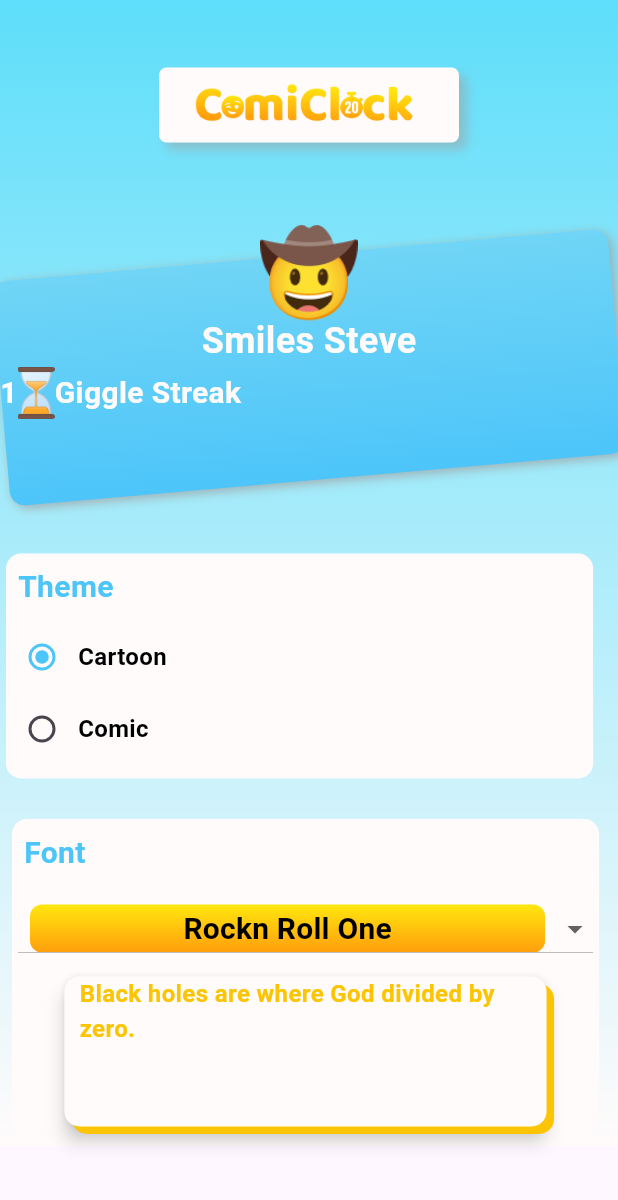
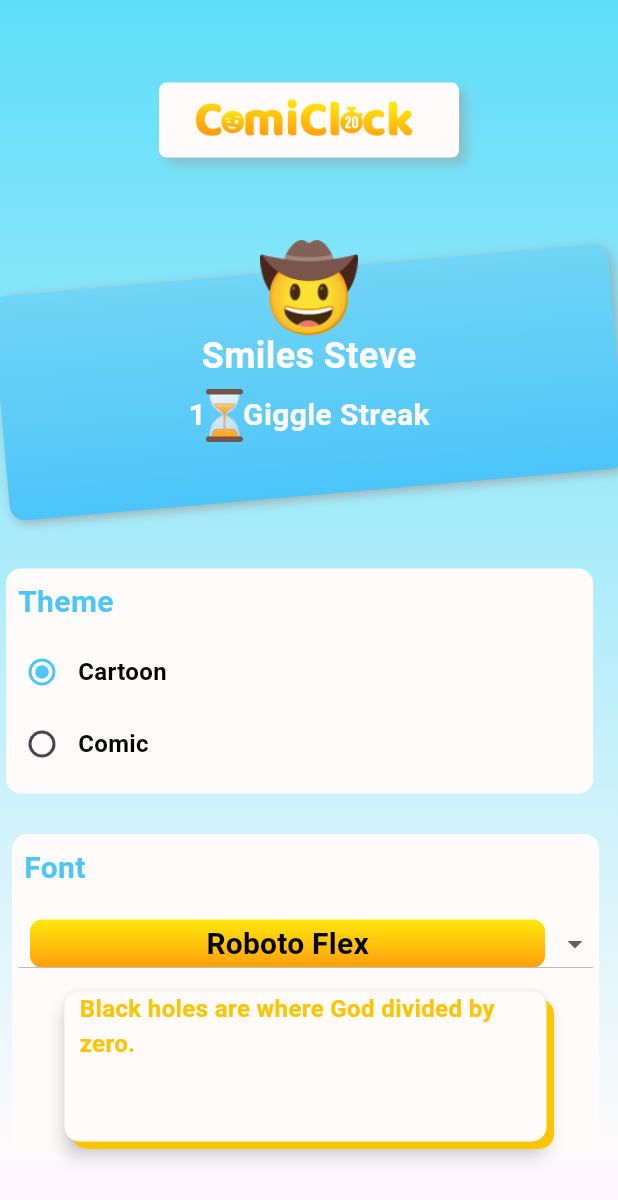
Before and after one commit to guptan404/comic_clock, a Flutter app: the ProfilePage screen opened directly, on a phone screen of 412 x 824 dp. Shown: the top 1200 px of the screen. Run offline on Flutter 3.47's test engine with Material 2 defaults, Android fonts, the light colour scheme and no system bars; our stand-ins replace fluttertoast, google_fonts, icons_plus, share_plus, shared_preferences; missing offline and left inert: delayed_widget, text_to_speech, widgets_to_image; accounts and stored records are empty; network calls fail; Roboto replaces fonts that are missing (Roboto Flex, Rockn Roll One).

Commit message:
first commit

```diff
--- a/lib/Providers/JokeProvider.dart
+++ b/lib/Providers/JokeProvider.dart
@@ -87,6 +87,7 @@ class JokeProvider with ChangeNotifier {
     void removeJokeFromFav(JokeModel jokeModel,String emojiTag) async {
       SharedPreferences sharedPreferences = await SharedPreferences.getInstance();
       jokeListFav[emojiTag]?.remove(jokeModel);
+      jokeModel.isFavourite=false;
       sharedPreferences.setString("jokeListFav", jsonEncode(jokeListFav));
       notifyListeners();
     }
--- /dev/null
+++ b/lib/Providers/ThemeProvider.dart
@@ -0,0 +1,38 @@
+import 'package:flutter/material.dart';
+import 'package:google_fonts/google_fonts.dart';
+import 'package:shared_preferences/shared_preferences.dart';
+
+import '../Utils/constants.dart';
+
+class ThemeProvider extends ChangeNotifier {
+
+  TextStyle selectedFont = GoogleFonts.robotoFlex(
+      fontSize: 20,
+      fontWeight: FontWeight.bold,
+      color: kPrimaryColor
+    //color: Colors.black, // Adjust text color as needed
+  );
+
+  String cf = "Roboto Flex";
+
+  Future<void> getFontFromSharedPrefrences()
+  async {
+    // get font from shared prefrences
+    SharedPreferences sharedPreferences =  await SharedPreferences.getInstance();
+    String? fontName = sharedPreferences.getString("font");
+    if(fontName !=null)
+      {
+        cf = fontName;
+        selectedFont = AppConstants.fonts[cf]!;
+      }
+
+  }
+
+
+  void changeFont(TextStyle font, String fontName) {
+    selectedFont = font;
+    String cf = fontName;
+    SharedPreferences.getInstance().then((value) => value.setString("font", cf));
+    notifyListeners();
+  }
+}
--- a/lib/Screens/ProfilePage.dart
+++ b/lib/Screens/ProfilePage.dart
@@ -1,5 +1,7 @@
 import 'package:flutter/material.dart';
+import 'package:provider/provider.dart';
 
+import '../Providers/ThemeProvider.dart';
 import '../Utils/constants.dart';
 import '../Widgets/AppBar.dart';
 import '../Widgets/ListCardContainer.dart';
@@ -15,7 +17,7 @@ class ProfilePage extends StatefulWidget {
 class _ProfilePageState extends State<ProfilePage> {
 
   String cf = AppConstants.fonts.keys.first;
-  var currentFont = AppConstants.rocknRollOne;
+  var currentFont = AppConstants.robotoFlex;
   String _selectedTheme = 'cartoon';
 
   @override
@@ -26,11 +28,13 @@ class _ProfilePageState extends State<ProfilePage> {
           decoration: BoxDecoration(
               gradient: kBgGradient
           ),
-          child: Column(
+          child: Consumer<ThemeProvider>(
+              builder: (_,themeProvider,__) {
+              return Column(
                 crossAxisAlignment: CrossAxisAlignment.start,
                 mainAxisAlignment: MainAxisAlignment.start,
                 children: [
-              SizedBox(height: 45,),
+                  SizedBox(height: 55,),
                   CustomAppBar(context, false, false),
                   SizedBox(height: 55,),
                   Stack(
@@ -58,16 +62,19 @@ class _ProfilePageState extends State<ProfilePage> {
                                 mainAxisAlignment: MainAxisAlignment.center,
                                 crossAxisAlignment: CrossAxisAlignment.center,
                                 children: [
+                                  SizedBox(height: 5,),
                                   Text('Smiles Steve',style: AppConstants.kProfileText,),
+                                  SizedBox(height: 5,),
                                   Center(
                                     child: Row(
+                                      mainAxisAlignment: MainAxisAlignment.center,
                                       children: [
-                                    Text('1',style: AppConstants.kText,),
+                                        Text('1',style: themeProvider.selectedFont,),
                                         Image.asset(
                                           hourglassImg, // Replace with your image asset
                                           height: 35,
                                         ),
-                                    Text('Giggle Streak',style: AppConstants.kText,)
+                                        Text('Giggle Streak',style: themeProvider.selectedFont,)
                                       ],
                                     ),
                                   )
@@ -103,7 +110,7 @@ class _ProfilePageState extends State<ProfilePage> {
                             padding: const EdgeInsets.all(8.0),
                             child: Text(
                               'Theme',
-                          style: AppConstants.kText.copyWith(color: kSecondaryColor),
+                              style: themeProvider.selectedFont.copyWith(color: kSecondaryColor),
                             ),
                           ),
                           Row(
@@ -119,7 +126,7 @@ class _ProfilePageState extends State<ProfilePage> {
                                 activeColor: kSecondaryColor,
                                 focusColor: kSecondaryColor,
                               ),
-                          Text('Cartoon', style: AppConstants.kText.copyWith(color: kdarkTextColor, fontSize: 16)),
+                              Text('Cartoon', style: themeProvider.selectedFont.copyWith(color: kdarkTextColor, fontSize: 16)),
                             ],
                           ),
                           Row(
@@ -135,7 +142,7 @@ class _ProfilePageState extends State<ProfilePage> {
                                 activeColor: kSecondaryColor,
                                 focusColor: kSecondaryColor,
                               ),
-                          Text('Comic', style: AppConstants.kText.copyWith(color: kdarkTextColor, fontSize: 16)),
+                              Text('Comic', style: themeProvider.selectedFont.copyWith(color: kdarkTextColor, fontSize: 16)),
                             ],
                           ),
                         ],
@@ -160,7 +167,7 @@ class _ProfilePageState extends State<ProfilePage> {
                             padding: const EdgeInsets.all(8.0),
                             child: Text(
                               'Font',
-                          style: AppConstants.kText.copyWith(color: kSecondaryColor),
+                              style: themeProvider.selectedFont.copyWith(color: kSecondaryColor),
                             ),
                           ),
                           //Create a viewpoer to display Font Changes
@@ -170,16 +177,12 @@ class _ProfilePageState extends State<ProfilePage> {
                              // border: Border.all(color: Colors.grey), // Add border decoration
                               borderRadius: BorderRadius.circular(8.0),
                               isExpanded: true, // Reduces the height of the dropdown
-                          value: cf, // Set the initial selected value
+                              value: themeProvider.cf, // Set the initial selected value
                               onChanged: (value) {
                                 // Handle font selection here
-                            AppConstants.fonts.forEach((key, value) {
-                              if (value == cf) {
-                                setState(() {
-                                  currentFont = value;
-                                });
-                              }
-                            });
+                                themeProvider.cf=value!;
+                                  themeProvider.changeFont(currentFont,value!);
+                                  currentFont=AppConstants.fonts[value]!;
                               },
                               items: [
                                 for (var font in AppConstants.fonts.keys)
@@ -250,6 +253,8 @@ class _ProfilePageState extends State<ProfilePage> {
                     ),
                   ),
                       ],
+                    );
+            }
           ),
               ),
       ),
--- a/lib/Screens/splash.dart
+++ b/lib/Screens/splash.dart
@@ -1,4 +1,5 @@
 import 'package:comic_clock/Providers/JokeProvider.dart';
+import 'package:comic_clock/Providers/ThemeProvider.dart';
 import 'package:comic_clock/Screens/BottomBar.dart';
 import 'package:flutter/material.dart';
 import 'package:provider/provider.dart';
@@ -27,6 +28,8 @@ class _SplashState extends State<Splash> {
 
   Future<void> getJokesData()
   async {
+    ThemeProvider themeProvider = Provider.of<ThemeProvider>(context,listen: false);
+    await themeProvider.getFontFromSharedPrefrences();
     JokeProvider jokeProvider = Provider.of<JokeProvider>(context,listen: false);
     await jokeProvider.getJokesFromSharedPrefrences();
     loading =false;
--- a/lib/Utils/constants.dart
+++ b/lib/Utils/constants.dart
@@ -64,6 +64,13 @@ class AppConstants {
     //color: Colors.black, // Adjust text color as needed
   );
 
+  static TextStyle robotoFlex = GoogleFonts.robotoFlex(
+  fontSize: 20,
+  fontWeight: FontWeight.bold,
+  color: kPrimaryColor
+  //color: Colors.black, // Adjust text color as needed
+  );
+
   static TextStyle rocknRollOne = GoogleFonts.rocknRollOne(
       fontSize: 20,
       fontWeight: FontWeight.bold,
@@ -99,6 +106,7 @@ class AppConstants {
     //color Colors.black, // Adjust text color as needed
   );
   static Map<String,TextStyle> fonts = {
+    'Roboto Flex':AppConstants.robotoFlex,
     'Rockn Roll One':AppConstants.rocknRollOne,
     'Quando':AppConstants.quando,
     'Quando2':AppConstants.quando2,
```
Also changed, not shown: lib/Screens/HomePage.dart (+9 -25 lines), lib/Screens/JokeCards.dart (+2 -14 lines), lib/Screens/WishlistPage.dart (+10 -5 lines), lib/Widgets/CardContainer.dart (+11 -24 lines), lib/Widgets/EmojiListContainer.dart (+4 -3 lines), lib/Widgets/ListCardContainer.dart (+5 -4 lines), lib/main.dart (+10 -2 lines), pubspec.lock. Lines whose indentation alone changed are shown as unchanged.
